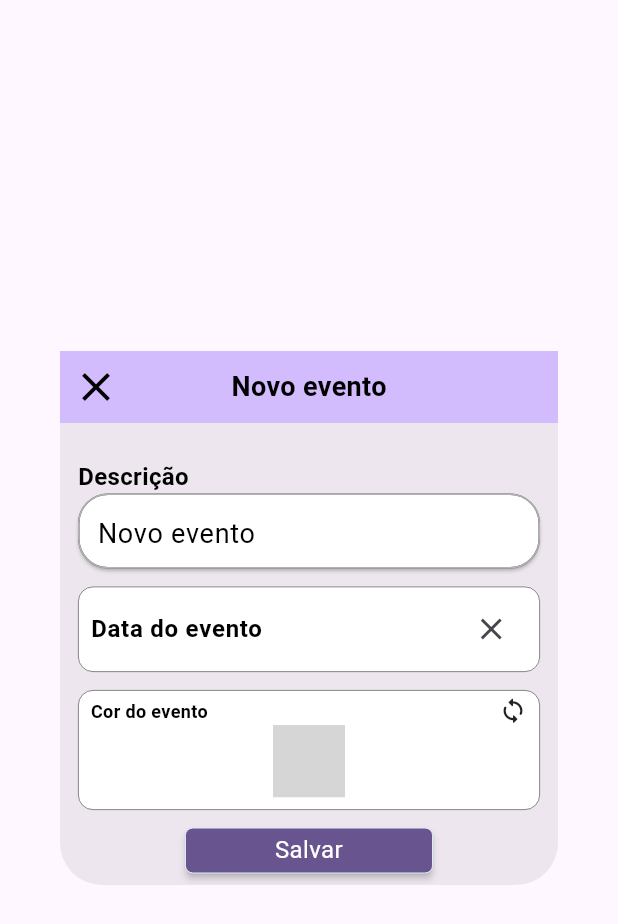
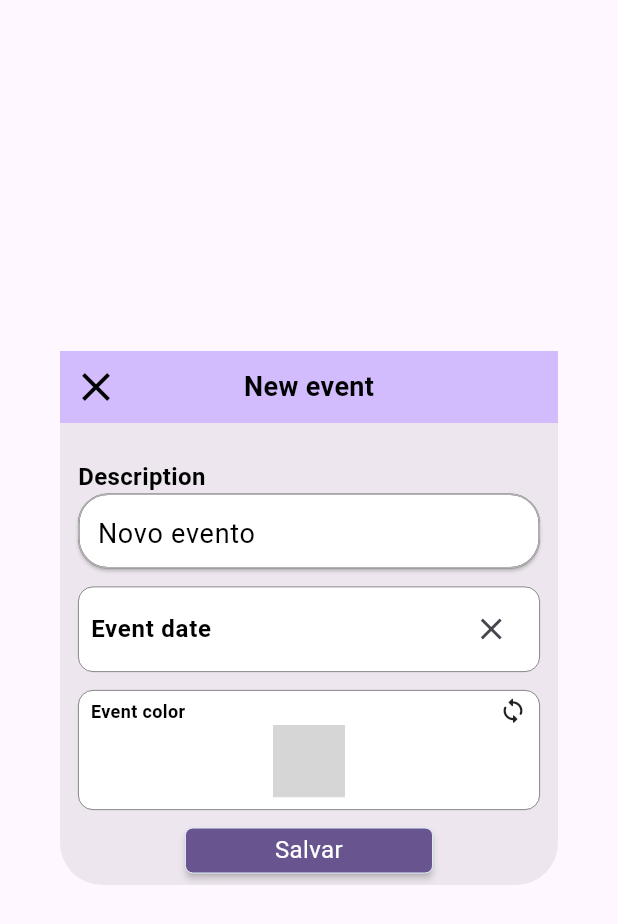
Before and after one commit to Firekepr/project_calendar_manager, a Flutter app: the NewEventDialog widget shown alone on an empty page, opened directly, on a phone screen of 412 x 824 dp. Shown: the top 924 px of the screen. Run offline on Flutter 3.47's test engine with Material 3 defaults, Android fonts, the light colour scheme and no system bars; drawn by our look-alikes of reactive_forms; our stand-ins replace sqflite, table_calendar; missing offline and left inert: flex_color_picker, flutter_material_color_picker; accounts and stored records are empty; generated files the repository leaves out were written again; grey boxes are pictures that could not be loaded.

Commit message:
Adjust - new event dialog localizations support

```diff
--- a/lib/widget/new_event_dialog.dart
+++ b/lib/widget/new_event_dialog.dart
@@ -1,13 +1,13 @@
 import 'package:flutter/material.dart';
 import 'package:project_calendar_manager/service/calendar/calendar_service.dart';
 import 'package:project_calendar_manager/styles/colors/app_colors.dart';
-import 'package:project_calendar_manager/styles/strings/app_strings.dart';
 import 'package:project_calendar_manager/widget/buttons/simple_text_button.dart';
 import 'package:project_calendar_manager/widget/input/simple_color_picker.dart';
 import 'package:project_calendar_manager/widget/input/simple_date_picker.dart';
 import 'package:project_calendar_manager/widget/input/simple_text_field.dart';
 import 'package:project_calendar_manager/widget/page_header/page_header.dart';
 import 'package:reactive_forms/reactive_forms.dart';
+import 'package:flutter_gen/gen_l10n/app_localizations.dart';
 
 class NewEventDialog extends StatefulWidget {
   const NewEventDialog({super.key});
@@ -34,8 +34,8 @@ class _NewEventDialogState extends State<NewEventDialog> {
         child: Column(
           mainAxisSize: MainAxisSize.min,
           children: [
-            const PageHeader(
-              title: AppString.newEvent,
+            PageHeader(
+              title: AppLocalizations.of(context)!.newEvent,
               titleColor: AppColors.black,
               iconColor: AppColors.black,
             ),
@@ -44,23 +44,23 @@ class _NewEventDialogState extends State<NewEventDialog> {
               padding: const EdgeInsets.all(12.0),
               child: Column(
                 children: [
-                  const SimpleTextField(
+                  SimpleTextField(
                     formControlName: 'description',
-                    label: AppString.description,
-                    padding: EdgeInsets.symmetric(vertical: 12.0),
+                    label: AppLocalizations.of(context)!.description,
+                    padding: const EdgeInsets.symmetric(vertical: 12.0),
                   ),
 
-                  const SpinCareFormDatePicker(
+                  SpinCareFormDatePicker(
                     formControlName: 'date',
-                    label: AppString.eventDate,
+                    label: AppLocalizations.of(context)!.eventDate,
                     width: double.infinity,
-                    margin: EdgeInsets.only(bottom: 12.0),
+                    margin: const EdgeInsets.only(bottom: 12.0),
                   ),
 
                   SimpleColorPicker(
                     changeColor: changeColor,
                     selectedColor: selectedColor,
-                    label: AppString.eventColor,
+                    label: AppLocalizations.of(context)!.eventColor,
                   ),
                 ],
               ),
```
Also changed, not shown: lib/pages/app/app.dart (line endings or trailing spaces).
